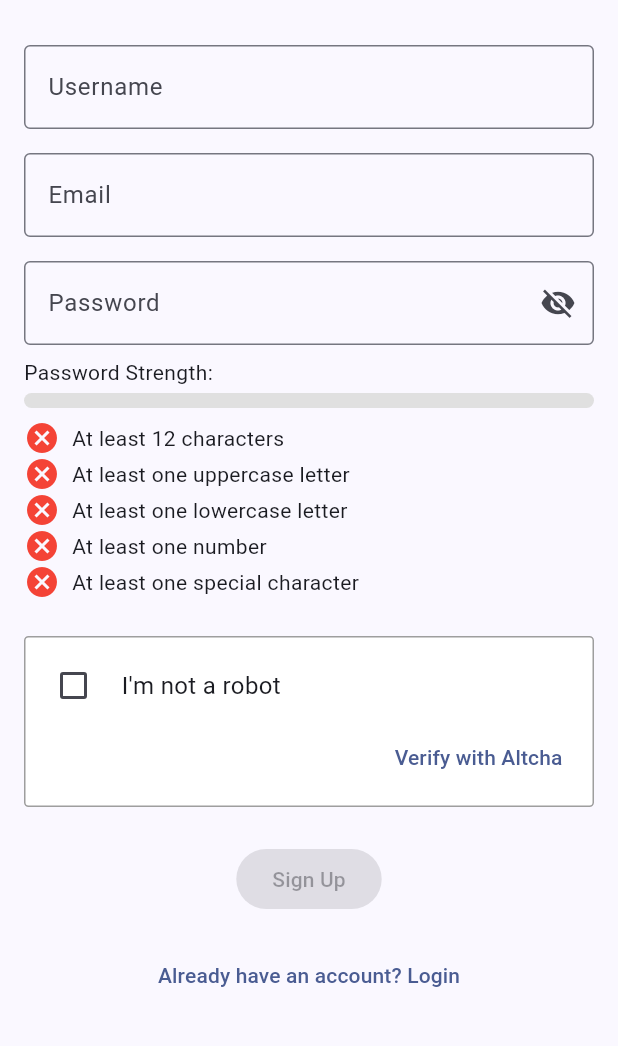
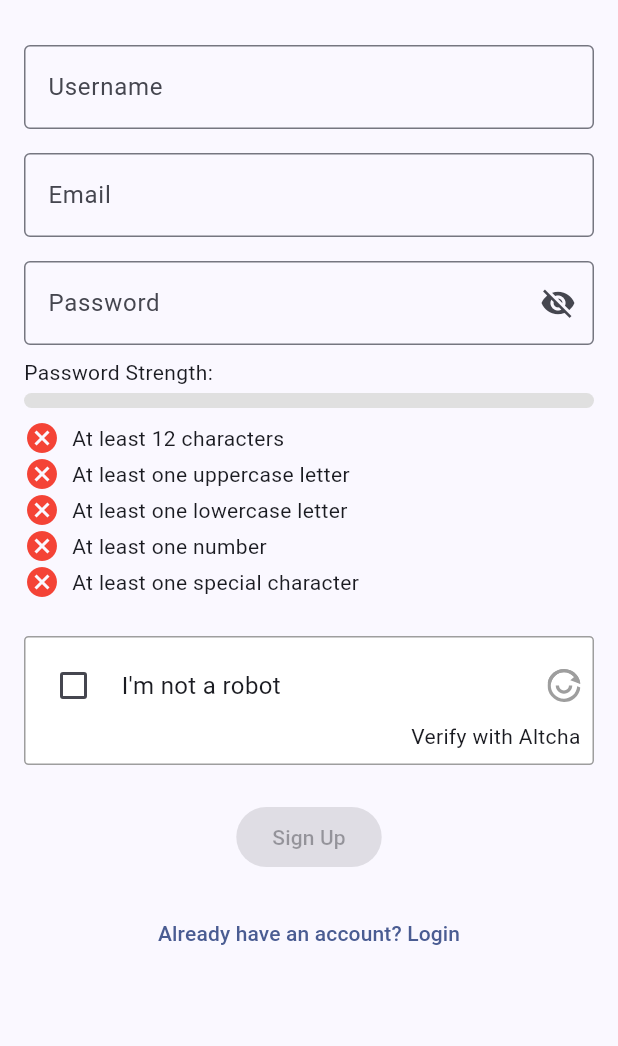
Before and after one commit to trebeljahr/wherearemyfriends.info, a Flutter app: the SignupPage screen opened directly, on a phone screen of 412 x 824 dp, the part 63-1109 px from its top. Run offline on Flutter 3.47's test engine with Material 3 defaults, Android fonts, the light colour scheme and no system bars; our stand-ins replace flutter_svg, font_awesome_flutter; missing offline and left inert: maplibre_gl.

Commit message:
add altcha icon svg to the widget

```diff
--- a/app/lib/widgets/altcha.dart
+++ b/app/lib/widgets/altcha.dart
@@ -1,8 +1,8 @@
 import 'package:flutter/material.dart';
 import 'package:http/http.dart' as http;
 import 'dart:convert';
-import 'dart:typed_data';
 import 'package:crypto/crypto.dart';
+import 'package:flutter_svg/flutter_svg.dart';
 
 class AltchaWidget extends StatefulWidget {
   final String verificationUrl;
@@ -132,21 +132,30 @@
           Row(
             children: [
               if (_isLoading)
-                const SizedBox(
-                  width: 24,
-                  height: 24,
-                  child: CircularProgressIndicator(strokeWidth: 2.0),
+                const Row(
+                  children: [
+                    SizedBox(
+                      width: 24,
+                      height: 24,
+                      child: CircularProgressIndicator(strokeWidth: 2.0),
+                    ),
+                    SizedBox(width: 8.0),
+                    Text(
+                      "Verifying...",
+                      style: TextStyle(fontSize: 16.0),
+                    ),
+                  ],
                 )
               else if (_isSolved)
-                Row(
+                const Row(
                   children: [
                     Icon(
                       Icons.check_circle,
                       color: Colors.green,
                       size: 24,
                     ),
-                    const SizedBox(width: 8.0),
-                    const Text(
+                    SizedBox(width: 8.0),
+                    Text(
                       "Verified",
                       style: TextStyle(fontSize: 16.0),
                     ),
@@ -166,6 +175,14 @@
                     ),
                   ],
                 ),
+              const Spacer(),
+              SvgPicture.string(
+                altchaLogoSvg,
+                width: 22,
+                height: 22,
+                colorFilter:
+                    const ColorFilter.mode(Colors.grey, BlendMode.srcIn),
+              ),
             ],
           ),
           if (_errorMessage.isNotEmpty)
@@ -176,15 +193,20 @@
                 style: const TextStyle(color: Colors.red),
               ),
             ),
-          Align(
+          const Align(
             alignment: Alignment.centerRight,
-            child: TextButton(
-              onPressed: _fetchChallenge,
-              child: const Text('Verify with Altcha'),
-            ),
+            child: Text('Verify with Altcha'),
           ),
         ],
       ),
     );
   }
 }
+
+const String altchaLogoSvg = '''
+<svg width="22" height="22" viewBox="0 0 20 20" fill="none" xmlns="http://www.w3.org/2000/svg">
+  <path d="M2.33955 16.4279C5.88954 20.6586 12.1971 21.2105 16.4279 17.6604C18.4699 15.947 19.6548 13.5911 19.9352 11.1365L17.9886 10.4279C17.8738 12.5624 16.909 14.6459 15.1423 16.1284C11.7577 18.9684 6.71167 18.5269 3.87164 15.1423C1.03163 11.7577 1.4731 6.71166 4.8577 3.87164C8.24231 1.03162 13.2883 1.4731 16.1284 4.8577C16.9767 5.86872 17.5322 7.02798 17.804 8.2324L19.9522 9.01429C19.7622 7.07737 19.0059 5.17558 17.6604 3.57212C14.1104 -0.658624 7.80283 -1.21043 3.57212 2.33956C-0.658625 5.88958 -1.21046 12.1971 2.33955 16.4279Z" fill="currentColor"/>
+  <path d="M3.57212 2.33956C1.65755 3.94607 0.496389 6.11731 0.12782 8.40523L2.04639 9.13961C2.26047 7.15832 3.21057 5.25375 4.8577 3.87164C8.24231 1.03162 13.2883 1.4731 16.1284 4.8577L13.8302 6.78606L19.9633 9.13364C19.7929 7.15555 19.0335 5.20847 17.6604 3.57212C14.1104 -0.658624 7.80283 -1.21043 3.57212 2.33956Z" fill="currentColor"/>
+  <path d="M7 10H5C5 12.7614 7.23858 15 10 15C12.7614 15 15 12.7614 15 10H13C13 11.6569 11.6569 13 10 13C8.3431 13 7 11.6569 7 10Z" fill="currentColor"/>
+</svg>
+''';
--- a/app/pubspec.yaml
+++ b/app/pubspec.yaml
@@ -36,6 +36,7 @@
   font_awesome_flutter: ^10.7.0
   http: ^1.2.2
   crypto: ^3.0.6
+  flutter_svg: ^2.0.10+1
 
 dev_dependencies:
   flutter_test:
```
Also changed, not shown: app/pubspec.lock.
